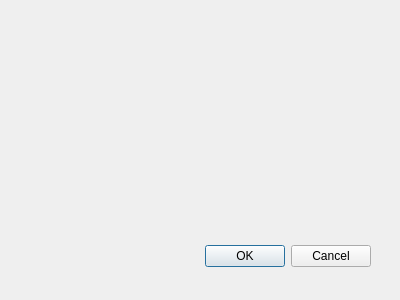
Qt form settingwindow.ui (JKWTCN/ImageSplicing) before a commit.
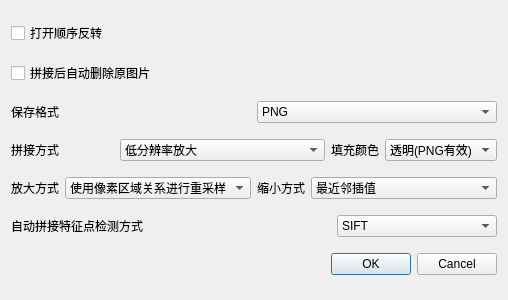
The same form after that commit.

Commit message: 完成保存配置和读取配置功能；

Diff of the .ui file:
```diff
--- a/settingwindow.ui
+++ b/settingwindow.ui
@@ -8,29 +8,248 @@
    <rect>
     <x>0</x>
     <y>0</y>
-    <width>400</width>
+    <width>508</width>
     <height>300</height>
    </rect>
   </property>
   <property name="windowTitle">
    <string>Dialog</string>
   </property>
-  <widget class="QDialogButtonBox" name="buttonBox">
-   <property name="geometry">
-    <rect>
-     <x>30</x>
-     <y>240</y>
-     <width>341</width>
-     <height>32</height>
-    </rect>
-   </property>
-   <property name="orientation">
-    <enum>Qt::Horizontal</enum>
-   </property>
-   <property name="standardButtons">
-    <set>QDialogButtonBox::Cancel|QDialogButtonBox::Ok</set>
-   </property>
-  </widget>
+  <layout class="QVBoxLayout" name="verticalLayout">
+   <item>
+    <widget class="QCheckBox" name="checkBox_openReverse">
+     <property name="text">
+      <string>打开顺序反转</string>
+     </property>
+    </widget>
+   </item>
+   <item>
+    <widget class="QCheckBox" name="checkBox_finishRAWPhicture">
+     <property name="text">
+      <string>拼接后自动删除原图片</string>
+     </property>
+    </widget>
+   </item>
+   <item>
+    <layout class="QHBoxLayout" name="horizontalLayout">
+     <item>
+      <widget class="QLabel" name="label">
+       <property name="text">
+        <string>保存格式</string>
+       </property>
+      </widget>
+     </item>
+     <item>
+      <widget class="QComboBox" name="comboBox_saveType">
+       <item>
+        <property name="text">
+         <string>PNG</string>
+        </property>
+       </item>
+       <item>
+        <property name="text">
+         <string>JPG</string>
+        </property>
+       </item>
+      </widget>
+     </item>
+    </layout>
+   </item>
+   <item>
+    <layout class="QHBoxLayout" name="horizontalLayout_6">
+     <item>
+      <layout class="QHBoxLayout" name="horizontalLayout_2" stretch="1,2">
+       <item>
+        <widget class="QLabel" name="label_2">
+         <property name="text">
+          <string>拼接方式</string>
+         </property>
+        </widget>
+       </item>
+       <item>
+        <widget class="QComboBox" name="comboBox_splicingType">
+         <item>
+          <property name="text">
+           <string>低分辨率放大</string>
+          </property>
+         </item>
+         <item>
+          <property name="text">
+           <string>高分辨率缩小</string>
+          </property>
+         </item>
+         <item>
+          <property name="text">
+           <string>直接拼接</string>
+          </property>
+         </item>
+        </widget>
+       </item>
+      </layout>
+     </item>
+     <item>
+      <layout class="QHBoxLayout" name="horizontalLayout_3">
+       <item>
+        <widget class="QLabel" name="label_3">
+         <property name="text">
+          <string>填充颜色</string>
+         </property>
+        </widget>
+       </item>
+       <item>
+        <widget class="QComboBox" name="comboBox_paddingType">
+         <item>
+          <property name="text">
+           <string>透明(PNG有效)</string>
+          </property>
+         </item>
+         <item>
+          <property name="text">
+           <string>黑</string>
+          </property>
+         </item>
+         <item>
+          <property name="text">
+           <string>白</string>
+          </property>
+         </item>
+        </widget>
+       </item>
+      </layout>
+     </item>
+    </layout>
+   </item>
+   <item>
+    <layout class="QHBoxLayout" name="horizontalLayout_8">
+     <item>
+      <layout class="QHBoxLayout" name="horizontalLayout_4">
+       <item>
+        <widget class="QLabel" name="label_4">
+         <property name="text">
+          <string>放大方式</string>
+         </property>
+        </widget>
+       </item>
+       <item>
+        <widget class="QComboBox" name="comboBox_narrowType">
+         <property name="currentIndex">
+          <number>2</number>
+         </property>
+         <item>
+          <property name="text">
+           <string>双线性插值</string>
+          </property>
+         </item>
+         <item>
+          <property name="text">
+           <string>最近邻插值</string>
+          </property>
+         </item>
+         <item>
+          <property name="text">
+           <string>使用像素区域关系进行重采样</string>
+          </property>
+         </item>
+         <item>
+          <property name="text">
+           <string>4x4像素邻域的双三次插值</string>
+          </property>
+         </item>
+         <item>
+          <property name="text">
+           <string>8x8像素邻域的Lanczos插值</string>
+          </property>
+         </item>
+        </widget>
+       </item>
+      </layout>
+     </item>
+     <item>
+      <layout class="QHBoxLayout" name="horizontalLayout_7">
+       <item>
+        <widget class="QLabel" name="label_6">
+         <property name="text">
+          <string>缩小方式</string>
+         </property>
+        </widget>
+       </item>
+       <item>
+        <widget class="QComboBox" name="comboBox_shrinkType">
+         <property name="currentIndex">
+          <number>1</number>
+         </property>
+         <item>
+          <property name="text">
+           <string>双线性插值</string>
+          </property>
+         </item>
+         <item>
+          <property name="text">
+           <string>最近邻插值</string>
+          </property>
+         </item>
+         <item>
+          <property name="text">
+           <string>使用像素区域关系进行重采样</string>
+          </property>
+         </item>
+         <item>
+          <property name="text">
+           <string>4x4像素邻域的双三次插值</string>
+          </property>
+         </item>
+         <item>
+          <property name="text">
+           <string>8x8像素邻域的Lanczos插值</string>
+          </property>
+         </item>
+        </widget>
+       </item>
+      </layout>
+     </item>
+    </layout>
+   </item>
+   <item>
+    <layout class="QHBoxLayout" name="horizontalLayout_5" stretch="2,1">
+     <item>
+      <widget class="QLabel" name="label_5">
+       <property name="text">
+        <string>自动拼接特征点检测方式</string>
+       </property>
+      </widget>
+     </item>
+     <item>
+      <widget class="QComboBox" name="comboBox_featureExtraction">
+       <item>
+        <property name="text">
+         <string>SIFT</string>
+        </property>
+       </item>
+       <item>
+        <property name="text">
+         <string>SURF</string>
+        </property>
+       </item>
+       <item>
+        <property name="text">
+         <string>ORB</string>
+        </property>
+       </item>
+      </widget>
+     </item>
+    </layout>
+   </item>
+   <item>
+    <widget class="QDialogButtonBox" name="buttonBox">
+     <property name="orientation">
+      <enum>Qt::Horizontal</enum>
+     </property>
+     <property name="standardButtons">
+      <set>QDialogButtonBox::Cancel|QDialogButtonBox::Ok</set>
+     </property>
+    </widget>
+   </item>
+  </layout>
  </widget>
  <pixmapfunction/>
  <resources/>
```
Left out of the diff: 7 changed lines with no effect on the pictures. The commit also changes 15 other files.
